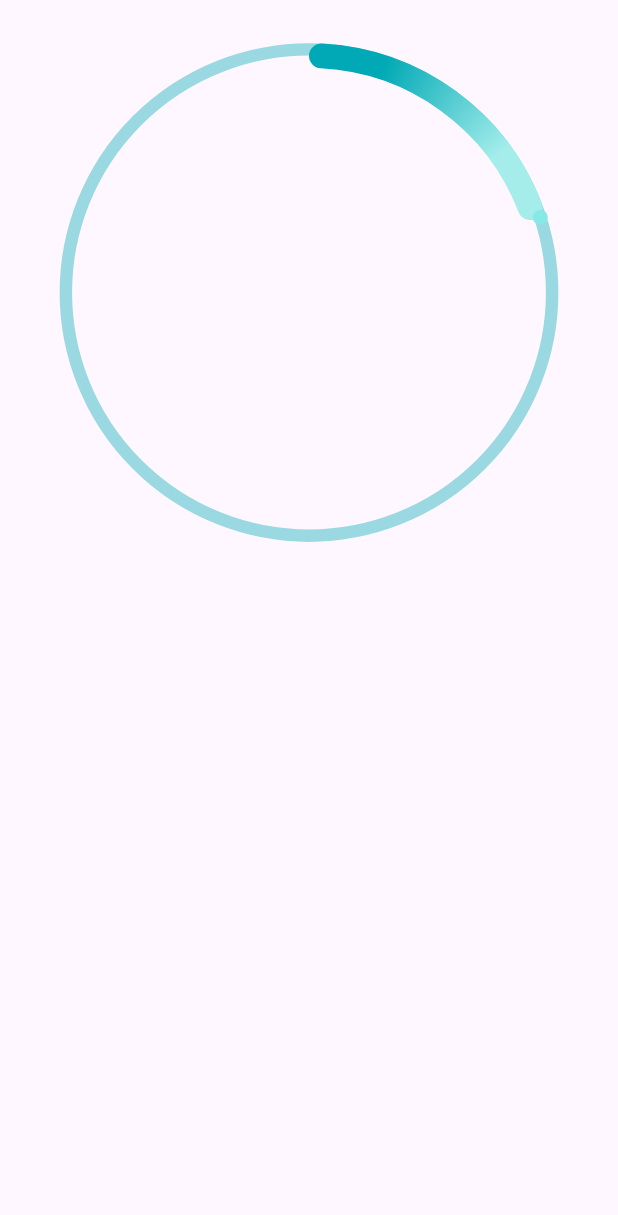
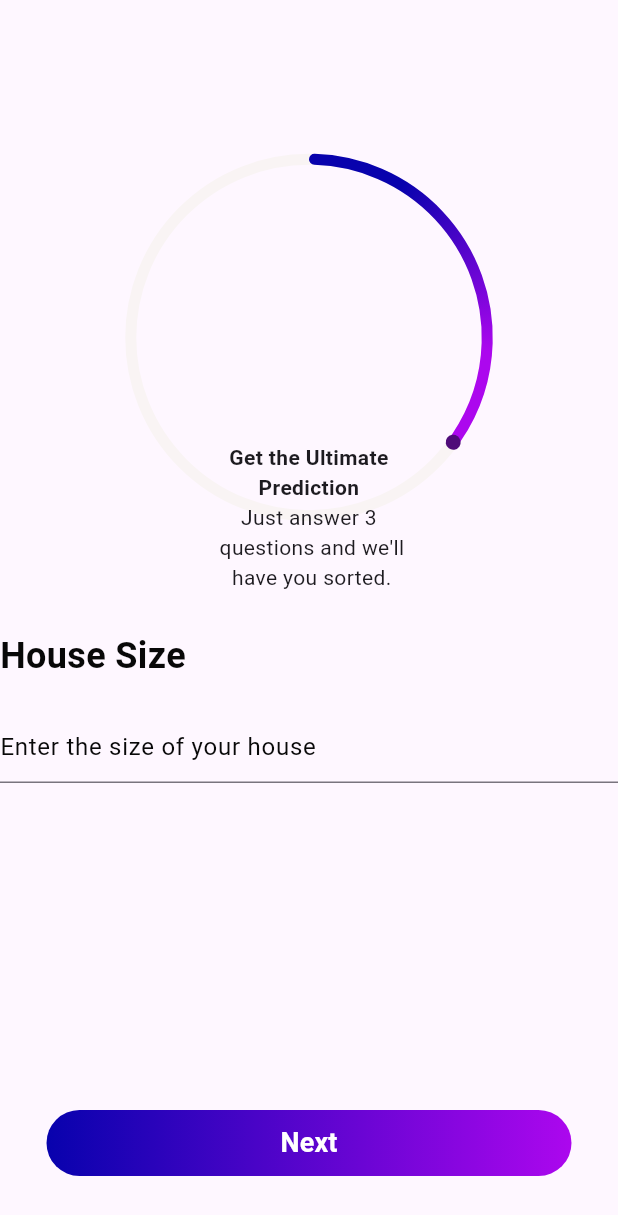
Before and after one commit to ZigaLarissa/genaai, a Flutter app: the SizeScreen screen opened by its route, on a phone screen of 412 x 824 dp. Shown: the top 1215 px of the screen. Run offline on Flutter 3.47's test engine with Material 3 defaults, Android fonts, the phone set to English and light mode, and no system bars; drawn by our look-alikes of syncfusion_flutter_gauges.

Commit message:
size screen updated

```diff
--- a/lib/Screens/size_screen.dart
+++ b/lib/Screens/size_screen.dart
@@ -1,52 +1,146 @@
 import 'package:flutter/material.dart';
+import 'package:flutter/rendering.dart';
+import 'package:flutter/widgets.dart';
 import 'package:syncfusion_flutter_gauges/gauges.dart';
 
-class SizeScreen extends StatelessWidget {
+class SizeScreen extends StatefulWidget {
   const SizeScreen({super.key});
 
   @override
+  State<SizeScreen> createState() => _SizeScreenState();
+}
+
+class _SizeScreenState extends State<SizeScreen> {
+  @override
   Widget build(BuildContext context) {
     return Scaffold(
-      body: Center(
-        child: Column(
-          children: [
-            const SizedBox(height: 20),
-            SfRadialGauge(
+      body: Column(
+        children: [
+          const SizedBox(height: 50),
+          Center(
+            child: SfRadialGauge(
               axes: <RadialAxis>[
                 RadialAxis(
                   minimum: 0,
                   maximum: 100,
+                  startAngle: 270,
+                  endAngle: 270,
+                  radiusFactor: 0.7,
                   showLabels: false,
                   showTicks: false,
-                  startAngle: 270,
-                  endAngle: 270,
                   axisLineStyle: const AxisLineStyle(
-                    thickness: 0.05,
-                    color: Color.fromARGB(100, 0, 169, 181),
+                    thickness: 0.06,
+                    color: Color.fromARGB(255, 249, 244, 244),
                     thicknessUnit: GaugeSizeUnit.factor,
                   ),
                   pointers: const <GaugePointer>[
                     RangePointer(
-                      value: 20,
-                      width: 0.1,
+                      value: 35,
+                      width: 0.06,
                       sizeUnit: GaugeSizeUnit.factor,
                       cornerStyle: CornerStyle.startCurve,
                       gradient: SweepGradient(
-                        colors: <Color>[Color(0xFF00a9b5), Color(0xFFa4edeb)],
+                        colors: <Color>[
+                          Color.fromARGB(255, 8, 2, 173),
+                          Color.fromARGB(255, 172, 7, 238)
+                        ],
                         stops: <double>[0.25, 0.75],
                       ),
                     ),
                     MarkerPointer(
-                      value: 20,
+                      value: 35,
                       markerType: MarkerType.circle,
-                      color: Color(0xFF87e8e8),
+                      color: Color(0xFF4F0B79),
+                    )
+                  ],
+                  annotations: const <GaugeAnnotation>[
+                    GaugeAnnotation(
+                      positionFactor: 0.98,
+                      angle: 90,
+                      widget: Column(
+                        children: [
+                          Text(
+                            textAlign: TextAlign.center,
+                            'Get the Ultimate\nPrediction',
+                            style: TextStyle(
+                              fontSize: 14,
+                              fontWeight: FontWeight.bold,
+                            ),
+                          ),
+                          Text(
+                            textAlign: TextAlign.center,
+                            'Just answer 3\n questions and we\'ll\n have you sorted.',
+                            style: TextStyle(
+                              fontSize: 14,
+                            ),
+                          ),
+                        ],
+                      ),
                     )
                   ],
                 ),
               ],
             ),
-          ],
-        ),
+          ),
+          const SizedBox(height: 20),
+          const Column(
+            crossAxisAlignment: CrossAxisAlignment.start,
+            children: [
+              Text(
+                'House Size',
+                style: TextStyle(
+                  fontSize: 24,
+                  fontWeight: FontWeight.bold,
+                  color: Color.fromARGB(255, 8, 8, 8),
+                ),
+              ),
+              SizedBox(height: 20),
+              SizedBox(
+                width: 450,
+                child: TextField(
+                  decoration: InputDecoration(
+                    hintText: 'Enter the size of your house',
+                    hintStyle: TextStyle(
+                      fontSize: 16,
+                      color: Color.fromARGB(255, 8, 8, 8),
+                    ),
+                  ),
+                ),
+              ),
+            ],
+          ),
+          const Spacer(),
+          Container(
+            height: 44.0,
+            width: 350.0,
+            decoration: const BoxDecoration(
+              gradient: LinearGradient(
+                colors: [
+                  Color.fromARGB(255, 8, 2, 173),
+                  Color.fromARGB(255, 172, 7, 238)
+                ],
+              ),
+              borderRadius: BorderRadius.all(Radius.circular(22)),
+            ),
+            child: ElevatedButton(
+              onPressed: () {
+                Navigator.pushNamed(context, '/BedroomScreen');
+              },
+              style: ElevatedButton.styleFrom(
+                  backgroundColor: Colors.transparent,
+                  shadowColor: Colors.transparent),
+              child: const Text(
+                'Next',
+                style: TextStyle(
+                  fontSize: 18,
+                  color: Colors.white,
+                  fontWeight: FontWeight.bold,
+                ),
+              ),
+            ),
+          ),
+          const SizedBox(height: 40),
+        ],
       ),
     );
   }
```
Also changed, not shown: 1 other file.
